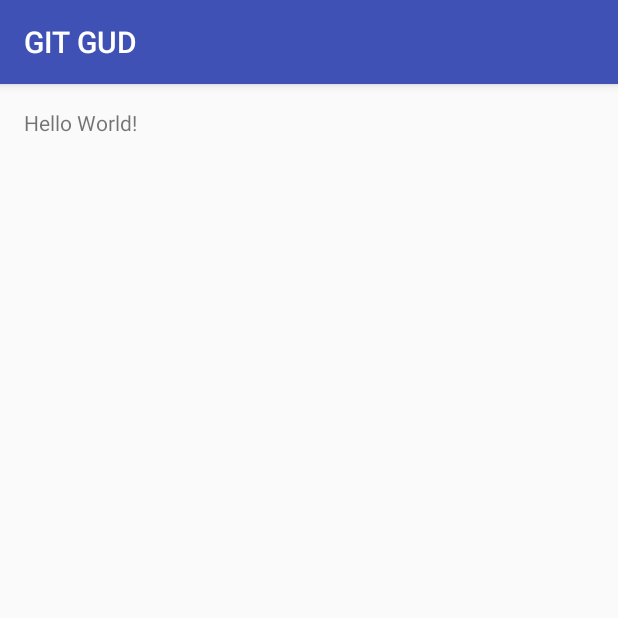
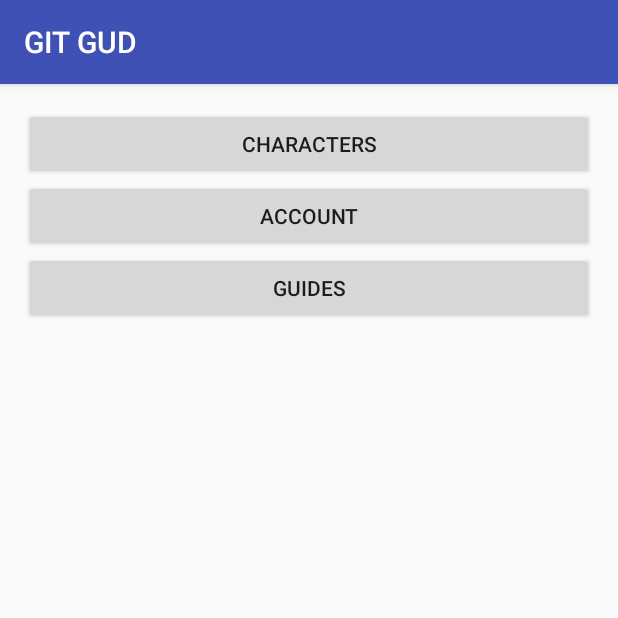
Before and after one commit to NeverTrustAMonkey/GITGUD, an Android app: the screen it shows after launch (MainActivity before the commit, MenuActivity after it), on a phone screen of 412 x 824 dp, the top half of it. Run offline under Robolectric (Android 15) with nearby library versions, the phone set to English and light mode, and no system bars.

Commit message:
Added Main page buttons

```diff
--- a/app/src/main/AndroidManifest.xml
+++ b/app/src/main/AndroidManifest.xml
@@ -13,7 +13,7 @@
         android:label="@string/app_name"
         android:supportsRtl="true"
         android:theme="@style/AppTheme">
-        <activity android:name=".MainActivity">
+        <activity android:name=".MenuActivity">
             <intent-filter>
                 <action android:name="android.intent.action.MAIN" />
 
--- a/app/src/main/java/edu/tacoma/uw/plsanch/gitgud/MainActivity.java
+++ b/app/src/main/java/edu/tacoma/uw/plsanch/gitgud/MenuActivity.java
@@ -3,7 +3,7 @@ package edu.tacoma.uw.plsanch.gitgud;
 import android.support.v7.app.AppCompatActivity;
 import android.os.Bundle;
 
-public class MainActivity extends AppCompatActivity {
+public class MenuActivity extends AppCompatActivity {
 
     @Override
     protected void onCreate(Bundle savedInstanceState) {
--- a/app/src/main/res/layout/activity_menu.xml
+++ b/app/src/main/res/layout/activity_menu.xml
@@ -1,5 +1,5 @@
 <?xml version="1.0" encoding="utf-8"?>
-<RelativeLayout xmlns:android="http://schemas.android.com/apk/res/android"
+<LinearLayout xmlns:android="http://schemas.android.com/apk/res/android"
     xmlns:tools="http://schemas.android.com/tools"
     android:id="@+id/activity_menu"
     android:layout_width="match_parent"
@@ -8,10 +8,24 @@
     android:paddingLeft="@dimen/activity_horizontal_margin"
     android:paddingRight="@dimen/activity_horizontal_margin"
     android:paddingTop="@dimen/activity_vertical_margin"
-    tools:context="edu.tacoma.uw.plsanch.gitgud.MainActivity">
+    android:orientation="vertical"
+    tools:context="edu.tacoma.uw.plsanch.gitgud.MenuActivity">
 
-    <TextView
-        android:layout_width="wrap_content"
+    <Button
+        android:layout_width="match_parent"
         android:layout_height="wrap_content"
-        android:text="Hello World!" />
-</RelativeLayout>
+        android:text="Characters"
+        />
+    <Button
+        android:layout_width="match_parent"
+        android:layout_height="wrap_content"
+        android:text="Account"
+        />
+
+    <Button
+        android:layout_width="match_parent"
+        android:layout_height="wrap_content"
+        android:text="Guides"
+        />
+
+</LinearLayout>
```
